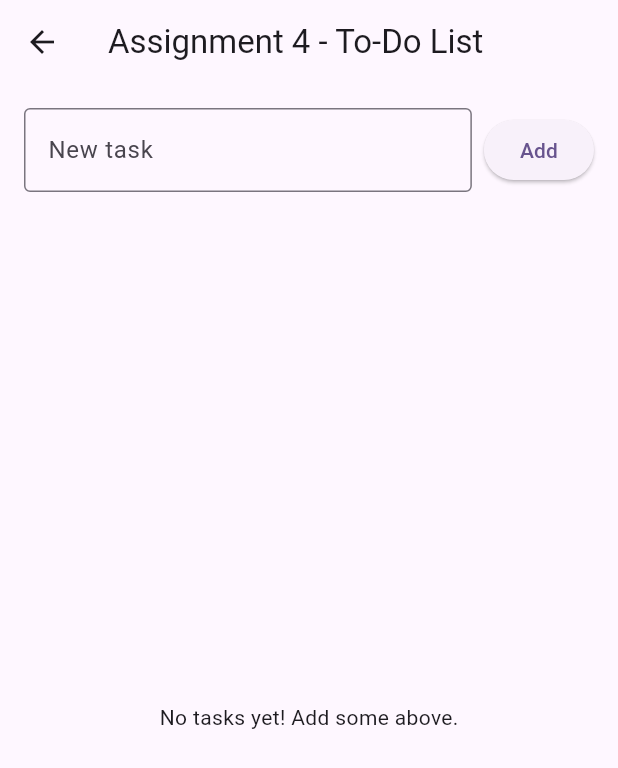
After one commit to GauravKJha1212/Flutter-Assignment, a Flutter app: the screen it shows after launch, after a tap on "Assignment 4 - To-Do List", on a phone screen of 412 x 824 dp. The commit adds this screen. Shown: the top 768 px of the screen. Run offline on Flutter 3.47's test engine with Material 3 defaults, Android fonts, the phone set to English and light mode, and no system bars.

Commit message:
Add Assignment 4 To-Do list and navigation

```diff
--- /dev/null
+++ b/lib/assignment4/todo_list_screen.dart
@@ -0,0 +1,107 @@
+import 'package:flutter/material.dart';
+
+/// Assignment 4 - A simple to-do list using setState for state management.
+class TodoListScreen extends StatefulWidget {
+  const TodoListScreen({super.key});
+
+  @override
+  State<TodoListScreen> createState() => _TodoListScreenState();
+}
+
+class _TodoListScreenState extends State<TodoListScreen> {
+  final TextEditingController _controller = TextEditingController();
+  final List<String> _tasks = [];
+
+  @override
+  void dispose() {
+    _controller.dispose();
+    super.dispose();
+  }
+
+  void _addTask() {
+    final text = _controller.text.trim();
+    if (text.isEmpty) {
+      ScaffoldMessenger.of(context).showSnackBar(
+        const SnackBar(content: Text('Please enter a task')),
+      );
+      return;
+    }
+    setState(() {
+      _tasks.add(text);
+    });
+    _controller.clear();
+  }
+
+  void _removeTask(int index) {
+    setState(() {
+      _tasks.removeAt(index);
+    });
+  }
+
+  @override
+  Widget build(BuildContext context) {
+    return Scaffold(
+      appBar: AppBar(title: const Text('Assignment 4 - To-Do List')),
+      body: Padding(
+        padding: const EdgeInsets.all(16),
+        child: Column(
+          children: [
+            Row(
+              children: [
+                Expanded(
+                  child: TextField(
+                    controller: _controller,
+                    decoration: const InputDecoration(
+                      labelText: 'New task',
+                      border: OutlineInputBorder(),
+                    ),
+                  ),
+                ),
+                const SizedBox(width: 8),
+                ElevatedButton(
+                  onPressed: _addTask,
+                  child: const Text('Add'),
+                ),
+              ],
+            ),
+            const SizedBox(height: 20),
+            Expanded(
+              child: _tasks.isEmpty
+                  ? const Center(
+                      child: Text('No tasks yet! Add some above.'),
+                    )
+                  : ListView.builder(
+                      itemCount: _tasks.length,
+                      itemBuilder: (context, index) {
+                        final task = _tasks[index];
+                        return Dismissible(
+                          key: ValueKey(task + index.toString()),
+                          background: Container(
+                            color: Colors.red,
+                            alignment: Alignment.centerRight,
+                            padding: const EdgeInsets.symmetric(horizontal: 20),
+                            child: const Icon(Icons.delete, color: Colors.white),
+                          ),
+                          direction: DismissDirection.endToStart,
+                          onDismissed: (_) => _removeTask(index),
+                          child: Card(
+                            elevation: 2,
+                            margin: const EdgeInsets.symmetric(vertical: 4),
+                            child: ListTile(
+                              title: Text(task),
+                              trailing: IconButton(
+                                icon: const Icon(Icons.delete),
+                                onPressed: () => _removeTask(index),
+                              ),
+                            ),
+                          ),
+                        );
+                      },
+                    ),
+            ),
+          ],
+        ),
+      ),
+    );
+  }
+}
--- a/lib/main.dart
+++ b/lib/main.dart
@@ -2,6 +2,7 @@ import 'package:flutter/material.dart';
 import 'assignment1/profile_card_screen.dart';
 import 'assignment2/home_screen.dart';
 import 'assignment3/login_screen.dart';
+import 'assignment4/todo_list_screen.dart';
 
 void main() => runApp(const AssignmentsApp());
 
@@ -63,6 +64,16 @@ class HomeScreen extends StatelessWidget {
             },
             child: const Text('Assignment 3 - Login Form'),
           ),
+          const SizedBox(height: 12),
+          ElevatedButton(
+            onPressed: () {
+              Navigator.push(
+                context,
+                MaterialPageRoute(builder: (_) => const TodoListScreen()),
+              );
+            },
+            child: const Text('Assignment 4 - To-Do List'),
+          ),
         ],
       ),
     );
```
